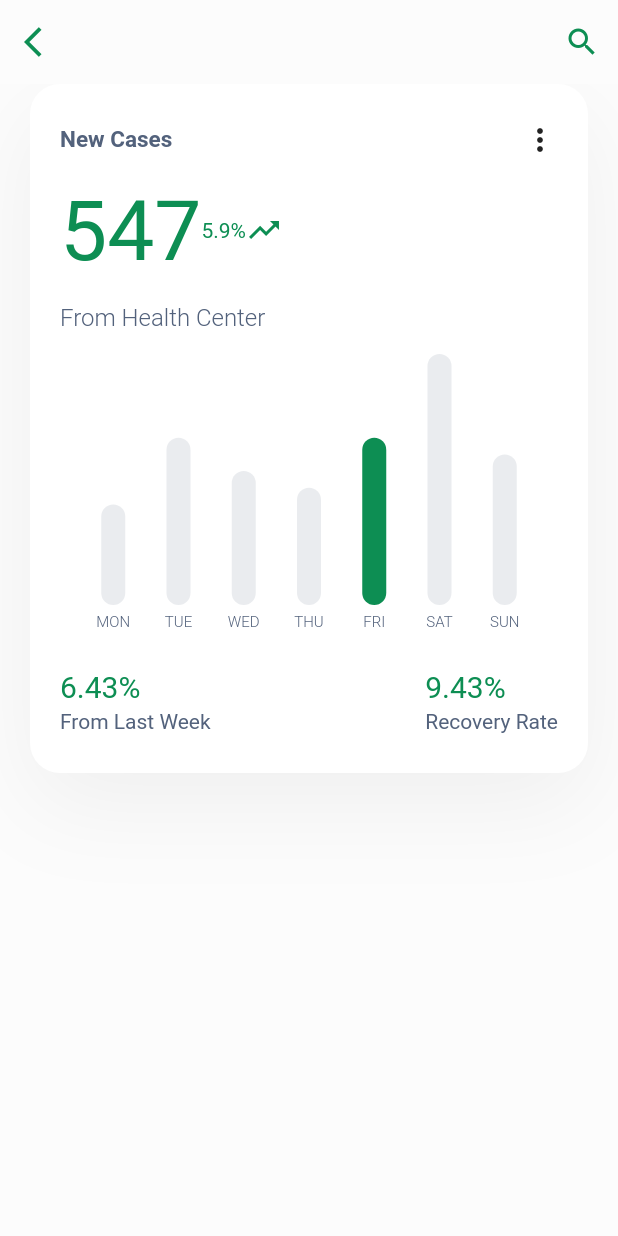
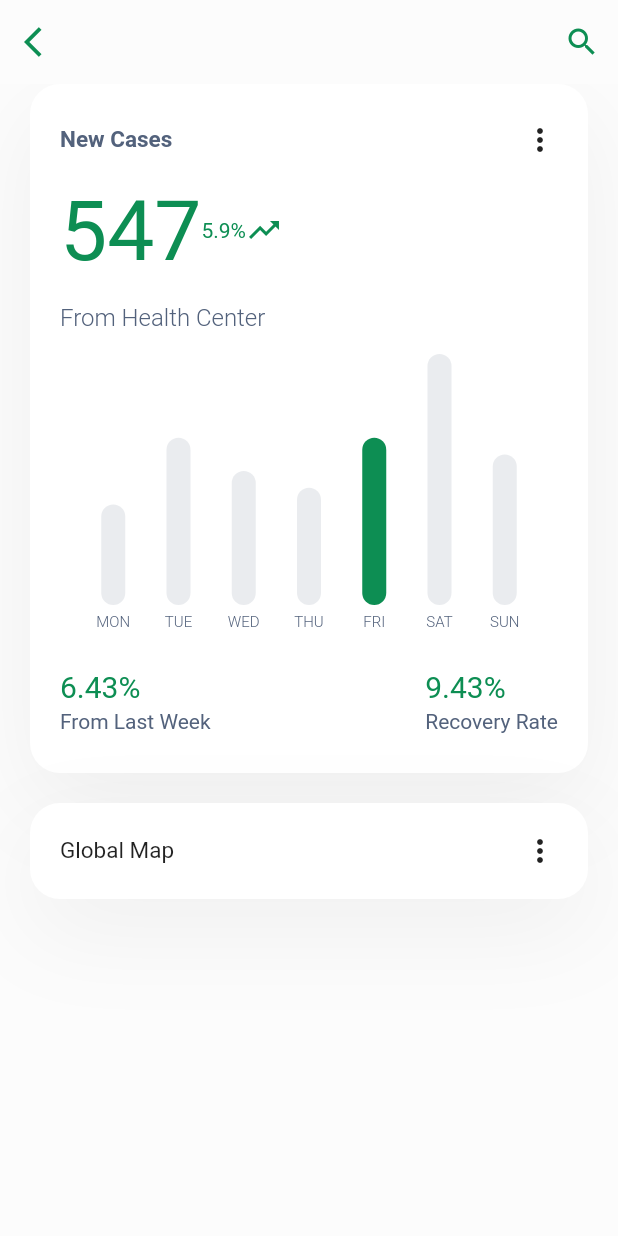
Before and after one commit to K2nate/myapp, a Flutter app: the DetailsScreen screen opened directly, on a phone screen of 412 x 824 dp. Run offline on Flutter 3.47's test engine with Material 2 defaults, Android fonts, the phone set to English and light mode, and no system bars; drawn by our look-alikes of fl_chart.

Commit message:
add global map header

```diff
--- a/lib/screens/details_screen.dart
+++ b/lib/screens/details_screen.dart
@@ -60,6 +60,37 @@ class DetailsScreen extends StatelessWidget {
                         title: "Recovery Rate",
                         percentage: "9.43",
                       ),
+                    ],
+                  ),
+                ],
+              ),
+            ),
+            SizedBox(
+              height: 20,
+            ),
+            Container(
+              padding: EdgeInsets.all(20),
+              decoration: BoxDecoration(
+                color: Colors.white,
+                borderRadius: BorderRadius.circular(20),
+                boxShadow: [
+                  BoxShadow(
+                    offset: Offset(0, 21),
+                    blurRadius: 54,
+                    color: Colors.black.withOpacity(0.05),
+                  ),
+                ],
+              ),
+              child: Column(
+                children: <Widget>[
+                  Row(
+                    mainAxisAlignment: MainAxisAlignment.spaceBetween,
+                    children: <Widget>[
+                      Text(
+                        "Global Map",
+                        style: TextStyle(fontSize: 15),
+                      ),
+                      Icon(Icons.more_vert)
                     ],
                   ),
                 ],
```
